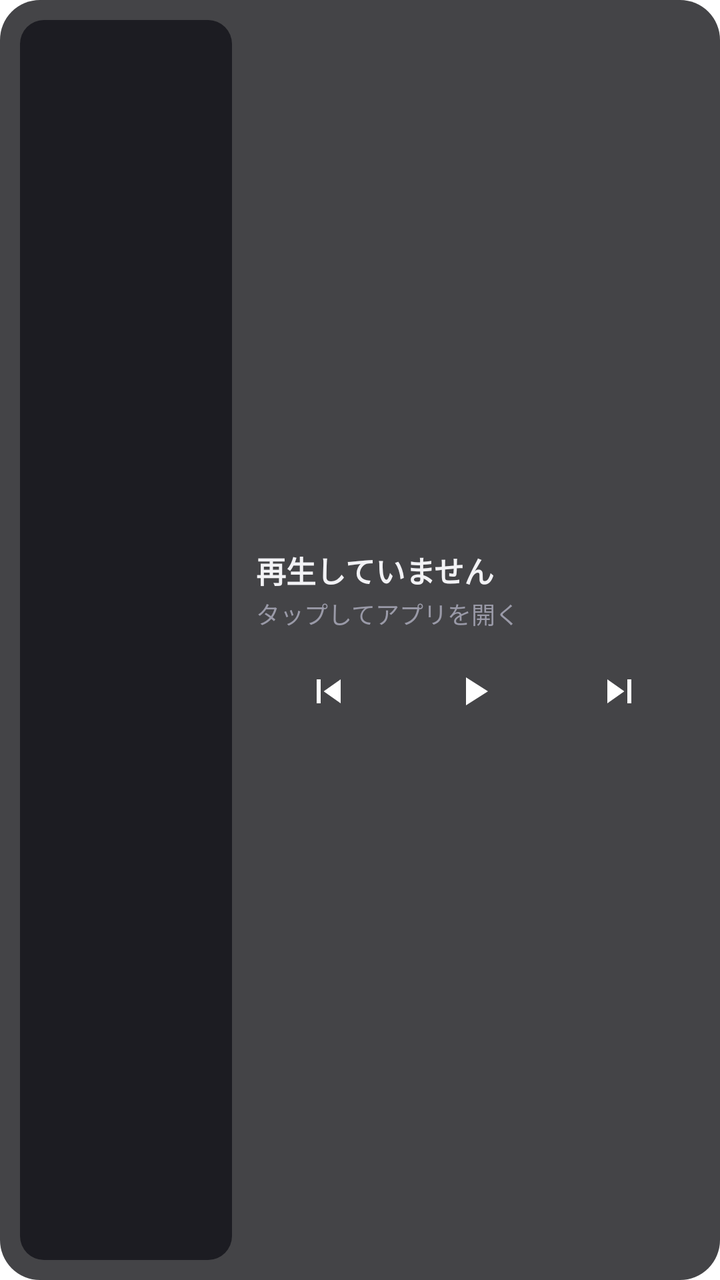
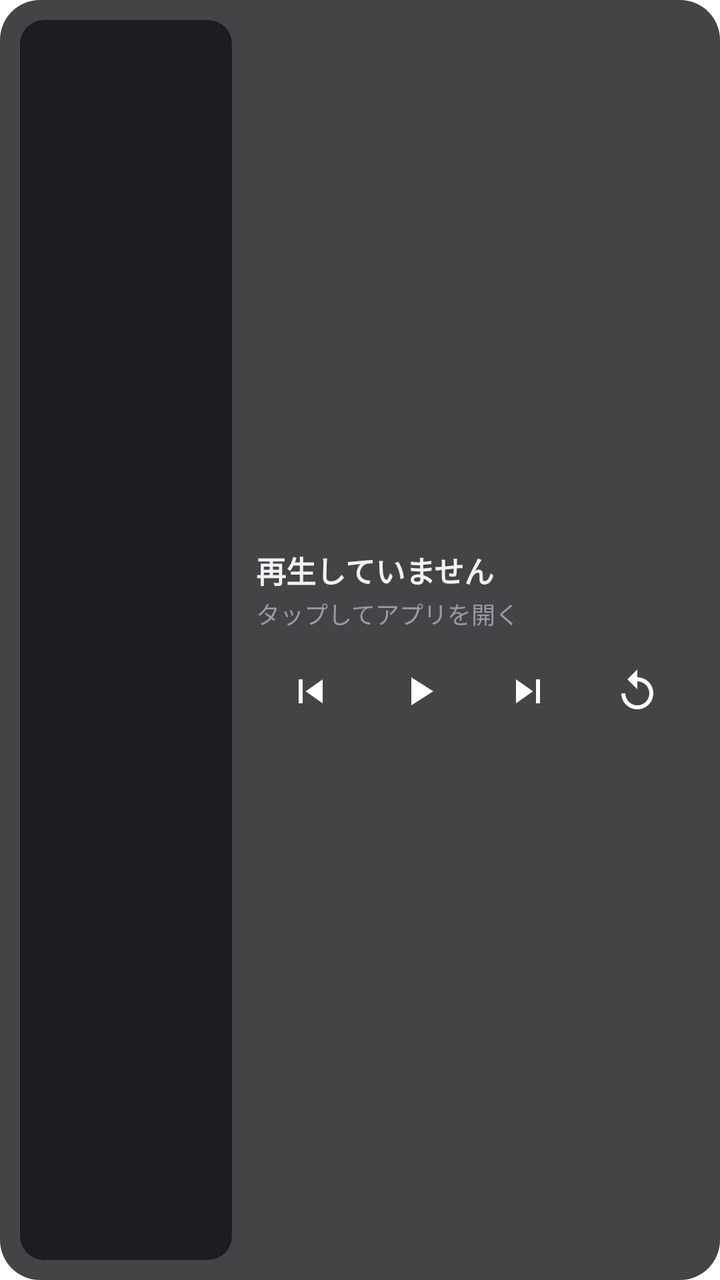

An Android layout rendered at two revisions. The XML below is the earlier revision; the diff shows what the commit changed to produce the second picture.
<!-- AndroidManifest.xml: fallback theme Theme.MaterialComponents.DayNight.NoActionBar -->
<!-- res/layout/retracks_widget.xml -->
<?xml version="1.0" encoding="utf-8"?>
<LinearLayout xmlns:android="http://schemas.android.com/apk/res/android"
    android:id="@+id/retracks_widget_root"
    android:layout_width="match_parent"
    android:layout_height="match_parent"
    android:orientation="horizontal"
    android:background="@drawable/retracks_widget_background"
    android:padding="10dp"
    android:gravity="center_vertical">

  <ImageView
      android:id="@+id/retracks_widget_artwork"
      android:layout_width="0dp"
      android:layout_height="match_parent"
      android:layout_weight="1"
      android:adjustViewBounds="true"
      android:scaleType="centerCrop"
      android:background="@drawable/retracks_artwork_placeholder"
      android:contentDescription="@string/retracks_widget_artwork_description" />

  <LinearLayout
      android:layout_width="0dp"
      android:layout_height="wrap_content"
      android:layout_weight="2.2"
      android:orientation="vertical"
      android:paddingStart="12dp"
      android:paddingEnd="4dp">

    <TextView
        android:id="@+id/retracks_widget_title"
        android:layout_width="match_parent"
        android:layout_height="wrap_content"
        android:maxLines="1"
        android:ellipsize="end"
        android:textColor="#F2F2F5"
        android:textSize="15sp"
        android:textStyle="bold"
        android:text="@string/retracks_widget_idle_title" />

    <TextView
        android:id="@+id/retracks_widget_artist"
        android:layout_width="match_parent"
        android:layout_height="wrap_content"
        android:maxLines="1"
        android:ellipsize="end"
        android:textColor="#9A9AA8"
        android:textSize="12sp"
        android:layout_marginTop="2dp"
        android:text="@string/retracks_widget_idle_artist" />

    <LinearLayout
        android:layout_width="match_parent"
        android:layout_height="wrap_content"
        android:orientation="horizontal"
        android:layout_marginTop="10dp"
        android:gravity="center_vertical">

      <ImageButton
          android:id="@+id/retracks_widget_prev"
          android:layout_width="0dp"
          android:layout_height="40dp"
          android:layout_weight="1"
          android:background="?android:attr/selectableItemBackgroundBorderless"
          android:src="@drawable/retracks_ic_prev"
          android:contentDescription="@string/retracks_widget_prev_description" />

      <ImageButton
          android:id="@+id/retracks_widget_toggle"
          android:layout_width="0dp"
          android:layout_height="40dp"
          android:layout_weight="1"
          android:background="?android:attr/selectableItemBackgroundBorderless"
          android:src="@drawable/retracks_ic_play"
          android:contentDescription="@string/retracks_widget_toggle_description" />

      <ImageButton
          android:id="@+id/retracks_widget_next"
          android:layout_width="0dp"
          android:layout_height="40dp"
          android:layout_weight="1"
          android:background="?android:attr/selectableItemBackgroundBorderless"
          android:src="@drawable/retracks_ic_next"
          android:contentDescription="@string/retracks_widget_next_description" />
    </LinearLayout>
  </LinearLayout>
</LinearLayout>
<!-- resources referenced by this layout -->
<resources>
  <!-- drawable retracks_artwork_placeholder (drawable) -->
  <shape xmlns:android="http://schemas.android.com/apk/res/android" android:shape="rectangle">
    <solid android:color="#1C1C22" />
    <corners android:radius="12dp" />
  </shape>
  <!-- drawable retracks_ic_next (drawable) -->
  <vector xmlns:android="http://schemas.android.com/apk/res/android"
      android:width="24dp" android:height="24dp"
      android:viewportWidth="24" android:viewportHeight="24"
      android:tint="#FFFFFF">
    <path android:fillColor="#FFFFFF" android:pathData="M6,18l8.5,-6L6,6v12zM16,6v12h2V6h-2z"/>
  </vector>
  <!-- drawable retracks_ic_play (drawable) -->
  <vector xmlns:android="http://schemas.android.com/apk/res/android"
      android:width="24dp" android:height="24dp"
      android:viewportWidth="24" android:viewportHeight="24"
      android:tint="#FFFFFF">
    <path android:fillColor="#FFFFFF" android:pathData="M8,5v14l11,-7z"/>
  </vector>
  <!-- drawable retracks_ic_prev (drawable) -->
  <vector xmlns:android="http://schemas.android.com/apk/res/android"
      android:width="24dp" android:height="24dp"
      android:viewportWidth="24" android:viewportHeight="24"
      android:tint="#FFFFFF">
    <path android:fillColor="#FFFFFF" android:pathData="M6,6h2v12H6zM9.5,12l8.5,6V6z"/>
  </vector>
  <!-- drawable retracks_widget_background (drawable) -->
  <shape xmlns:android="http://schemas.android.com/apk/res/android" android:shape="rectangle">
    <solid android:color="#CC16161A" />
    <corners android:radius="20dp" />
  </shape>
  <string name="retracks_widget_artwork_description">アルバムジャケット</string>
  <string name="retracks_widget_idle_artist">タップしてアプリを開く</string>
  <string name="retracks_widget_idle_title">再生していません</string>
  <string name="retracks_widget_next_description">次の曲</string>
  <string name="retracks_widget_prev_description">前の曲</string>
  <string name="retracks_widget_toggle_description">再生／一時停止</string>
</resources>

<!-- the commit's change to res/layout/retracks_widget.xml (unified diff, before → after) -->
@@ -81,6 +81,15 @@
           android:background="?android:attr/selectableItemBackgroundBorderless"
           android:src="@drawable/retracks_ic_next"
           android:contentDescription="@string/retracks_widget_next_description" />
+
+      <ImageButton
+          android:id="@+id/retracks_widget_replay"
+          android:layout_width="0dp"
+          android:layout_height="40dp"
+          android:layout_weight="1"
+          android:background="?android:attr/selectableItemBackgroundBorderless"
+          android:src="@drawable/retracks_ic_replay"
+          android:contentDescription="@string/retracks_widget_replay_description" />
     </LinearLayout>
   </LinearLayout>
 </LinearLayout>
<!-- resource entries referenced after the edit -->
@@ -26,6 +26,14 @@
       android:tint="#FFFFFF">
     <path android:fillColor="#FFFFFF" android:pathData="M6,6h2v12H6zM9.5,12l8.5,6V6z"/>
   </vector>
+  <!-- drawable retracks_ic_replay (drawable) -->
+  <vector xmlns:android="http://schemas.android.com/apk/res/android"
+      android:width="24dp" android:height="24dp"
+      android:viewportWidth="24" android:viewportHeight="24"
+      android:tint="#FFFFFF">
+    <path android:fillColor="#FFFFFF"
+        android:pathData="M12,5V1L7,6l5,5V7c3.31,0 6,2.69 6,6s-2.69,6 -6,6 -6,-2.69 -6,-6H4c0,4.42 3.58,8 8,8s8,-3.58 8,-8 -3.58,-8 -8,-8z"/>
+  </vector>
   <!-- drawable retracks_widget_background (drawable) -->
   <shape xmlns:android="http://schemas.android.com/apk/res/android" android:shape="rectangle">
     <solid android:color="#CC16161A" />
@@ -36,6 +44,7 @@
   <string name="retracks_widget_idle_title">再生していません</string>
   <string name="retracks_widget_next_description">次の曲</string>
   <string name="retracks_widget_prev_description">前の曲</string>
+  <string name="retracks_widget_replay_description">この曲を最初から</string>
   <string name="retracks_widget_toggle_description">再生／一時停止</string>
 </resources>
 
